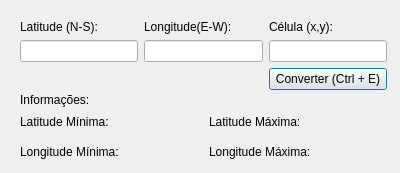
The window that betsabe/popup_LatLon.ui (BetSpaguetty/Projeto-Taludes) describes before a commit, drawn with Qt 5.
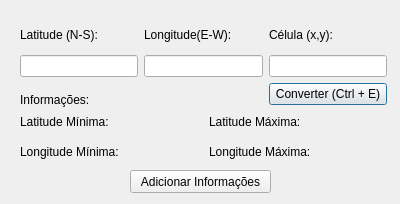
The same window after the commit.

Commit message: implementando adicionar informações

```diff
--- a/betsabe/popup_LatLon.ui
+++ b/betsabe/popup_LatLon.ui
@@ -7,7 +7,7 @@
     <x>0</x>
     <y>0</y>
     <width>400</width>
-    <height>173</height>
+    <height>204</height>
    </rect>
   </property>
   <property name="windowTitle">
@@ -19,7 +19,7 @@
      <x>20</x>
      <y>20</y>
      <width>367</width>
-     <height>70</height>
+     <height>85</height>
     </rect>
    </property>
    <layout class="QGridLayout" name="gridLayout">
@@ -110,7 +110,7 @@
     <rect>
      <x>20</x>
      <y>90</y>
-     <width>161</width>
+     <width>371</width>
      <height>20</height>
     </rect>
    </property>
@@ -118,6 +118,19 @@
     <string>Informações:</string>
    </property>
   </widget>
+  <widget class="QPushButton" name="add_info">
+   <property name="geometry">
+    <rect>
+     <x>130</x>
+     <y>170</y>
+     <width>141</width>
+     <height>23</height>
+    </rect>
+   </property>
+   <property name="text">
+    <string>Adicionar Informações</string>
+   </property>
+  </widget>
  </widget>
  <resources/>
  <connections>
```
Left out of the diff: 52 changed lines with no effect on the pictures. The commit also changes 3 other files.
